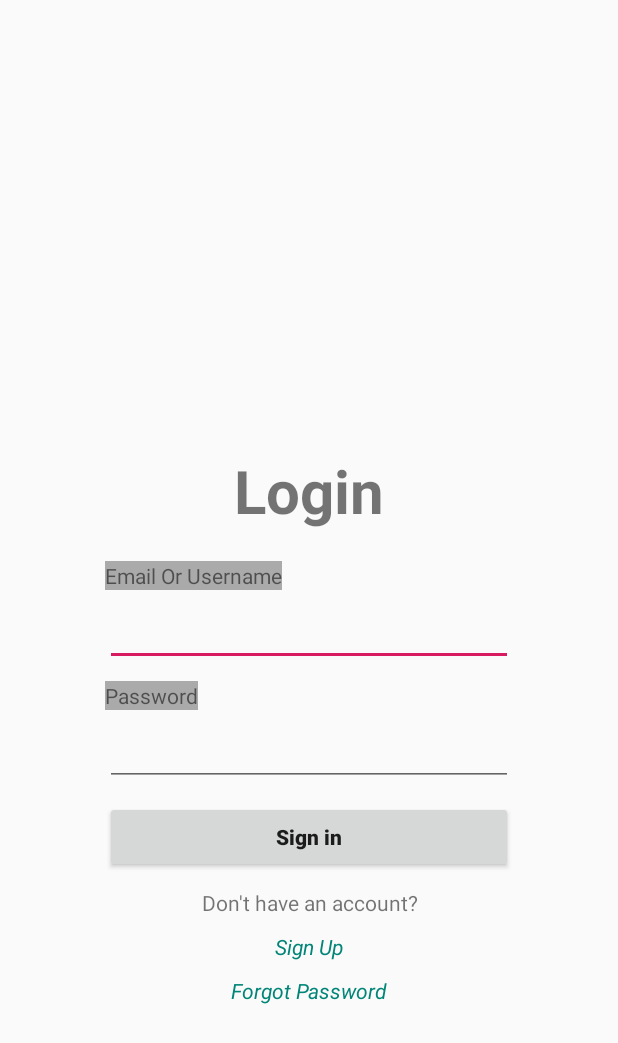
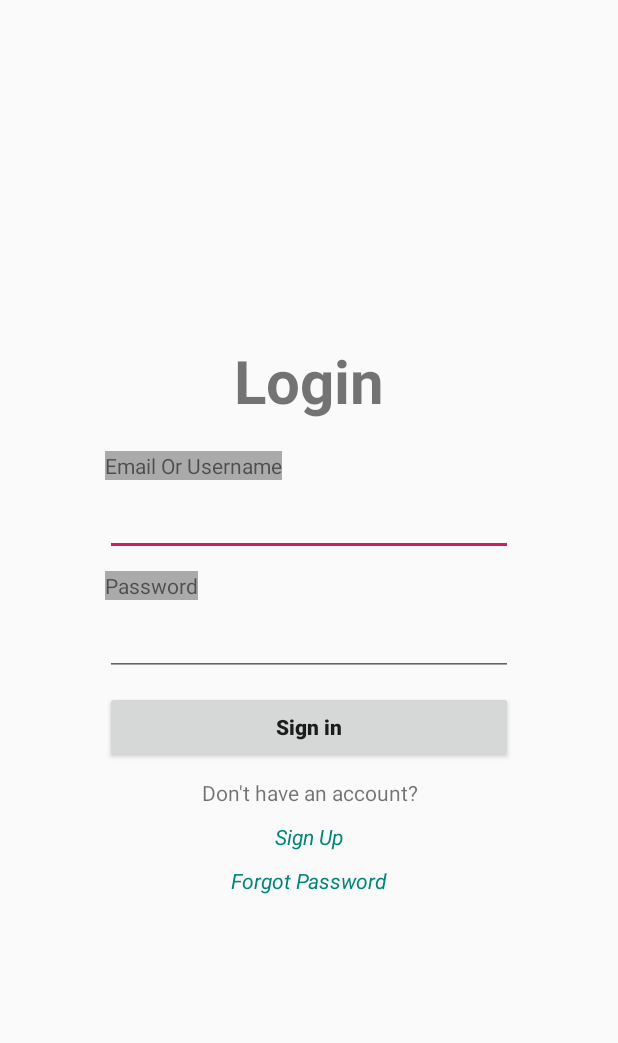
Before and after one commit to KevinAS28/Jujojaz-APP, an Android app: the layout activity_auth.xml on its own in the app's theme, with its tools: preview values and no code run, on a phone screen of 412 x 824 dp. Shown: the top 1043 px of the screen. Run offline under Robolectric (Android 15) with nearby library versions, the phone set to English and light mode, and no system bars.

Commit message:
Memperbarui androidmanifest, layout auth dan email confirmation dan menghapus activity main

```diff
--- a/App-Android Studio/JujojazBase/app/src/main/res/layout/activity_auth.xml
+++ b/App-Android Studio/JujojazBase/app/src/main/res/layout/activity_auth.xml
@@ -6,7 +6,7 @@
     android:orientation="vertical"
     android:layout_marginLeft="70dp"
     android:layout_marginRight="70dp"
-    android:layout_marginTop="300dp"
+    android:gravity="center"
     tools:context=".Auth">
 
     <TextView
@@ -24,8 +24,10 @@
         android:layout_width="wrap_content"
         android:layout_height="wrap_content"
         android:text="@string/emailText"
+        android:layout_gravity="left|start"
         android:background="@android:color/darker_gray"
-        android:layout_marginBottom="5dp"/>
+        android:layout_marginBottom="5dp"
+        tools:ignore="RtlHardcoded" />
 
     <EditText
         android:id="@+id/emailEText"
@@ -38,8 +40,10 @@
         android:layout_width="wrap_content"
         android:layout_height="wrap_content"
         android:text="@string/passText"
+        android:layout_gravity="left|start"
         android:background="@android:color/darker_gray"
-        android:layout_marginBottom="5dp"/>
+        android:layout_marginBottom="5dp"
+        tools:ignore="RtlHardcoded" />
 
     <EditText
         android:id="@+id/passEText"
--- a/App-Android Studio/JujojazBase/app/src/main/res/layout/activity_email_confirmation.xml
+++ b/App-Android Studio/JujojazBase/app/src/main/res/layout/activity_email_confirmation.xml
@@ -57,7 +57,7 @@
         android:id="@+id/btnDoneEmailConfirm"
         android:layout_width="match_parent"
         android:layout_height="40dp"
-        android:text="@string/btnDone"
+        android:text="done"
         android:textAlignment="center"
         android:textAllCaps="false"
         android:layout_below="@id/linearLayEmail"
```
Also changed, not shown: App-Android Studio/JujojazBase/app/src/main/AndroidManifest.xml (+2 -6 lines), App-Android Studio/JujojazBase/app/src/main/java/com/example/jujojazbase/MainActivity.java (deleted, +0 -14 lines), App-Android Studio/JujojazBase/app/src/main/res/layout/activity_main.xml (deleted, +0 -18 lines).
